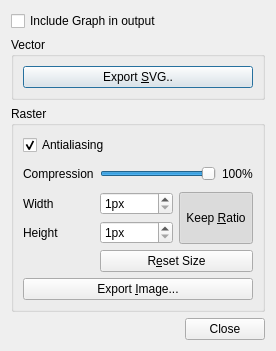
The window that src/dialogs/export_image_dialog.ui (mbasaglia/Knotter) describes before a commit, drawn with Qt 5.
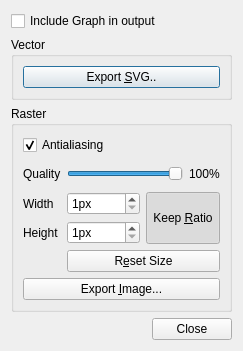
The same window after the commit. Icons and pictures are not drawn.

Commit message: Export raster

Patch:
```diff
--- a/src/dialogs/export_image_dialog.ui
+++ b/src/dialogs/export_image_dialog.ui
@@ -6,7 +6,7 @@
    <rect>
     <x>0</x>
     <y>0</y>
-    <width>234</width>
+    <width>214</width>
     <height>351</height>
    </rect>
   </property>
@@ -76,8 +76,14 @@
       </item>
       <item row="1" column="0">
        <widget class="QLabel" name="label">
+        <property name="sizePolicy">
+         <sizepolicy hsizetype="Fixed" vsizetype="Preferred">
+          <horstretch>0</horstretch>
+          <verstretch>0</verstretch>
+         </sizepolicy>
+        </property>
         <property name="text">
-         <string>Compression</string>
+         <string>Quality</string>
         </property>
        </widget>
       </item>
```
Left out of the diff: 48 changed lines with no effect on the pictures. The commit also changes 7 other files.
